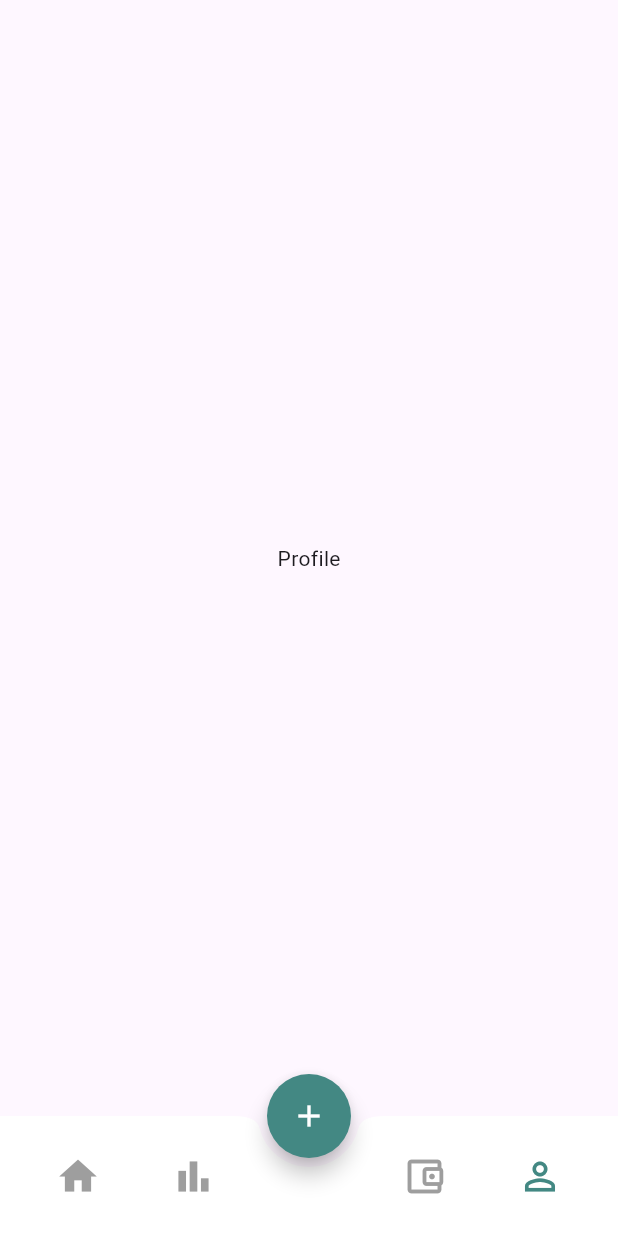
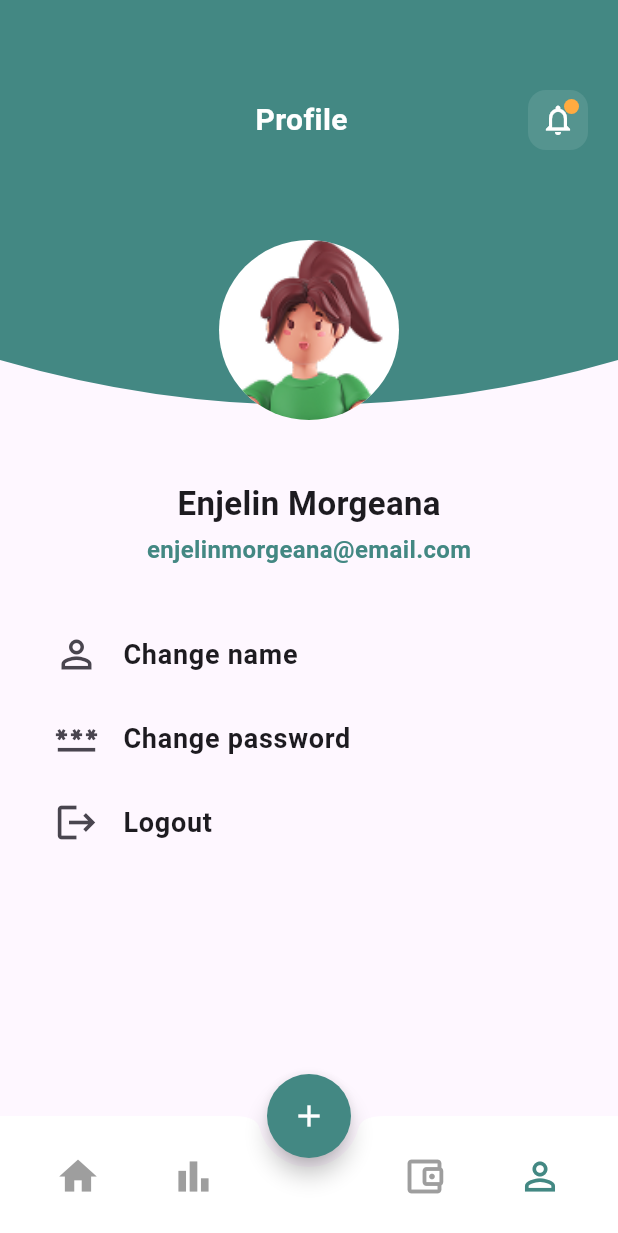
Before and after one commit to VictoriaShirleyUnifei/MyFinances, a Flutter app: the screen it shows after launch, item 2 of the bottom bar chosen, after a tap on the "person outline" icon, on a phone screen of 412 x 824 dp. Shown: the top 1233 px of the screen. Run offline on Flutter 3.47's test engine with Material 3 defaults, Android fonts, the phone set to English and light mode, and no system bars; our stand-ins replace flutter_svg, logger, reactive_forms.

```diff
--- /dev/null
+++ b/lib/common/widgets/custom_background.dart
@@ -0,0 +1,38 @@
+import 'package:flutter/material.dart';
+import 'package:my_finances/common/constants/app_colors.dart';
+
+class CustomBackground extends StatelessWidget {
+  const CustomBackground({super.key});
+
+  @override
+  Widget build(BuildContext context) {
+    return ClipPath(
+      clipper: BottomWaveClipper(),
+      child: Container(
+        height: 330, // altura maior para ocupar bem o topo
+        width: double.infinity,
+        color: AppColors.primary,
+      ),
+    );
+  }
+}
+
+class BottomWaveClipper extends CustomClipper<Path> {
+  @override
+  Path getClip(Size size) {
+    final path = Path();
+    path.lineTo(0, size.height - 60); // início da curva
+    path.quadraticBezierTo(
+      size.width / 2,
+      size.height,
+      size.width,
+      size.height - 60,
+    );
+    path.lineTo(size.width, 0);
+    path.close();
+    return path;
+  }
+
+  @override
+  bool shouldReclip(CustomClipper<Path> oldClipper) => false;
+}
--- /dev/null
+++ b/lib/common/widgets/notification_button.dart
@@ -0,0 +1,53 @@
+import 'package:flutter/material.dart';
+
+class NotificationIconButton extends StatelessWidget {
+  final VoidCallback? onTap;
+  final bool showDot;
+  final Color backgroundColor;
+  final Color iconColor;
+  final Color dotColor;
+
+  const NotificationIconButton({
+    super.key,
+    this.onTap,
+    this.showDot = true,
+    this.backgroundColor = const Color.fromARGB(25, 255, 255, 255), // ≈ white.withOpacity(0.1)
+    this.iconColor = Colors.white,
+    this.dotColor = Colors.orangeAccent,
+  });
+
+  @override
+  Widget build(BuildContext context) {
+    return GestureDetector(
+      onTap: onTap,
+      child: Container(
+        width: 40,
+        height: 40,
+        decoration: BoxDecoration(
+          color: backgroundColor,
+          borderRadius: BorderRadius.circular(12),
+        ),
+        child: Stack(
+          children: [
+            Center(
+              child: Icon(Icons.notifications_none, color: iconColor),
+            ),
+            if (showDot)
+              Positioned(
+                top: 6,
+                right: 6,
+                child: Container(
+                  width: 10,
+                  height: 10,
+                  decoration: BoxDecoration(
+                    color: dotColor,
+                    shape: BoxShape.circle,
+                  ),
+                ),
+              ),
+          ],
+        ),
+      ),
+    );
+  }
+}
--- a/lib/features/home/home_page.dart
+++ b/lib/features/home/home_page.dart
@@ -1,5 +1,6 @@
 import 'package:flutter/material.dart';
 import 'package:my_finances/common/constants/app_colors.dart';
+import 'package:my_finances/features/profile/profile_page.dart';
 
 class HomePage extends StatefulWidget {
   const HomePage({super.key});
@@ -15,7 +16,7 @@ class _HomePageState extends State<HomePage> {
     Center(child: Text('Home')),
     Center(child: Text('Statistics')),
     Center(child: Text('Wallet')),
-    Center(child: Text('Profile')),
+    ProfilePage(),
   ];
 
   void _onItemTapped(int index) {
--- /dev/null
+++ b/lib/features/profile/profile_home.dart
@@ -0,0 +1,108 @@
+import 'package:flutter/material.dart';
+import 'package:my_finances/common/constants/app_colors.dart';
+import 'package:my_finances/common/widgets/custom_background.dart';
+import 'package:my_finances/common/widgets/notification_button.dart';
+
+class ProfileHome extends StatelessWidget {
+  const ProfileHome({super.key});
+
+  @override
+  Widget build(BuildContext context) {
+    return SingleChildScrollView(
+      child: Column(
+        children: [
+          SizedBox(
+            height: 300,
+            child: Stack(
+              children: [
+                const CustomBackground(),
+                Padding(
+                  padding: const EdgeInsets.only(top: 60, left: 20, right: 20),
+                  child: Row(
+                    mainAxisAlignment: MainAxisAlignment.spaceBetween,
+                    children: const [
+                      SizedBox(width: 30),
+                      Text(
+                        'Profile',
+                        style: TextStyle(
+                          color: Colors.white,
+                          fontSize: 20,
+                          fontWeight: FontWeight.bold,
+                        ),
+                      ),
+                      NotificationIconButton(),
+                    ],
+                  ),
+                ),
+                Positioned(
+                  top: 160,
+                  left: 0,
+                  right: 0,
+                  child: Center(
+                    child: CircleAvatar(
+                      radius: 60,
+                      backgroundImage: AssetImage('assets/images/avatar.png'),
+                      backgroundColor: AppColors.card,
+                    ),
+                  ),
+                ),
+              ],
+            ),
+          ),
+          const SizedBox(height: 20),
+          Padding(
+            padding: const EdgeInsets.symmetric(horizontal: 20),
+            child: Column(
+              children: [
+                const Text(
+                  'Enjelin Morgeana',
+                  style: TextStyle(fontSize: 22, fontWeight: FontWeight.bold),
+                ),
+                const SizedBox(height: 4),
+                Text(
+                  'enjelinmorgeana@email.com',
+                  style: TextStyle(
+                    fontWeight: FontWeight.w700,
+                    fontSize: 16,
+                    color: AppColors.primary,
+                  ),
+                ),
+                const SizedBox(height: 30),
+                ListTile(
+                  leading: const Icon(Icons.person_outline, size: 30),
+                  title: const Text(
+                    'Change name',
+                    style: TextStyle(fontSize: 18, fontWeight: FontWeight.w600),
+                  ),
+                  onTap: () {
+                    Navigator.of(context).pushNamed('/change_name');
+                  },
+                ),
+                ListTile(
+                  leading: const Icon(Icons.password_outlined, size: 30),
+                  title: const Text(
+                    'Change password',
+                    style: TextStyle(fontSize: 18, fontWeight: FontWeight.w600),
+                  ),
+                   onTap: () {
+                    Navigator.of(context).pushNamed('/change_password');
+                  },
+                ),
+                ListTile(
+                  leading: const Icon(Icons.logout, size: 30),
+                  title: const Text(
+                    'Logout',
+                    style: TextStyle(fontSize: 18, fontWeight: FontWeight.w600),
+                  ),
+                  onTap: () {
+
+                  },
+                ),
+              ],
+            ),
+          ),
+        ],
+      ),
+    );
+  }
+}
--- /dev/null
+++ b/lib/features/profile/profile_page.dart
@@ -0,0 +1,27 @@
+import 'package:flutter/material.dart';
+import 'package:my_finances/features/profile/change_name.dart';
+import 'package:my_finances/features/profile/change_password.dart';
+import 'package:my_finances/features/profile/profile_home.dart';
+
+class ProfilePage extends StatelessWidget {
+  const ProfilePage({super.key});
+
+  @override
+  Widget build(BuildContext context) {
+    return Navigator(
+      initialRoute: '/',
+      onGenerateRoute: (settings) {
+        Widget page = const ProfileHome();
+
+        if (settings.name == '/change_name') {
+          page = const ChangeNamePage();
+        }
+        if (settings.name == '/change_password') {
+          page = const ChangePasswordPage();
+        }
+
+        return MaterialPageRoute(builder: (_) => page);
+      },
+    );
+  }
+}
```
Also changed, not shown: lib/features/profile/change_name.dart (added, +144 -0 lines), lib/features/profile/change_password.dart (added, +145 -0 lines), assets/images/avatar.png (added).
